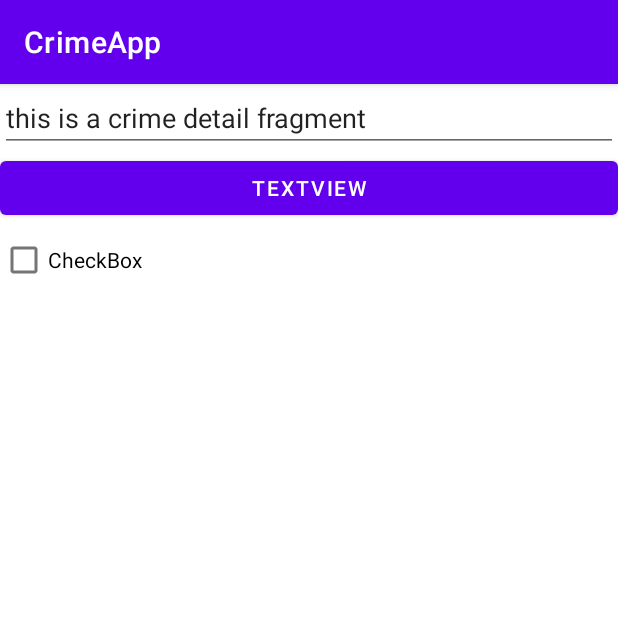
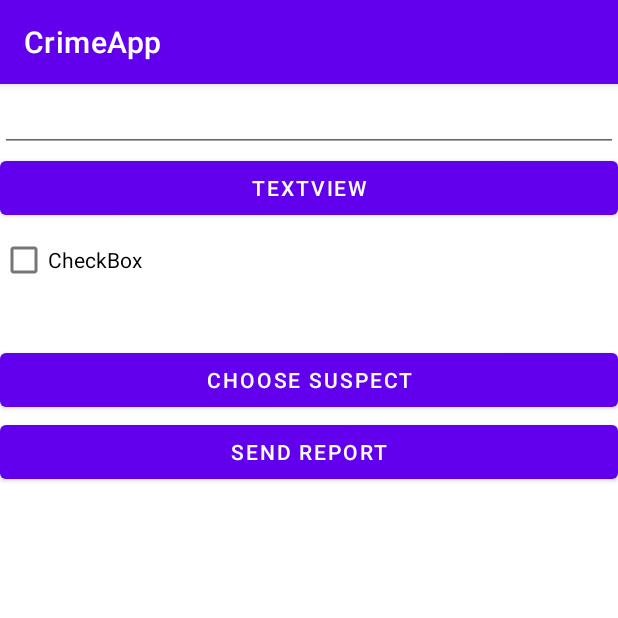
Before and after one commit to Abhishekgiri219/Crime-App, an Android app: the screen it shows after launch (MainActivity), after a tap on "new crime", on a phone screen of 412 x 824 dp, the top half of it. Run offline under Robolectric (Android 15) with nearby library versions, the phone set to English and light mode, and no system bars; our stand-ins replace Room's generated code; 1 statement that could not run was skipped.

Commit message:
applying a migration and using format string

```diff
--- a/app/build.gradle
+++ b/app/build.gradle
@@ -38,12 +38,12 @@ android {
 
 dependencies {
 
-    implementation 'androidx.appcompat:appcompat:1.3.1'
+    implementation 'androidx.appcompat:appcompat:1.4.0'
     implementation 'com.google.android.material:material:1.4.0'
     implementation 'androidx.constraintlayout:constraintlayout:2.1.2'
     implementation 'androidx.lifecycle:lifecycle-extensions:2.2.0'
     implementation 'androidx.legacy:legacy-support-v4:1.0.0'
-    testImplementation 'junit:junit:4.+'
+    testImplementation 'junit:junit:4.13.2'
     androidTestImplementation 'androidx.test.ext:junit:1.1.3'
     androidTestImplementation 'androidx.test.espresso:espresso-core:3.4.0'
     implementation "androidx.core:core-ktx:1.7.0"
--- a/app/src/main/java/com/example/crimeapp/Crime.kt
+++ b/app/src/main/java/com/example/crimeapp/Crime.kt
@@ -8,7 +8,9 @@ import java.util.*
 data class Crime(@PrimaryKey val id: UUID = UUID.randomUUID(),
                  var mtitle: String? = "",
                  var mdate: Date?= Date(),
-                 var misSolved: Boolean = false){
+                 var misSolved: Boolean = false,
+                 var suspect: String = ""
+                 ){
 
     override fun toString(): String {
         return super.toString()
--- a/app/src/main/java/com/example/crimeapp/CrimeRepository.kt
+++ b/app/src/main/java/com/example/crimeapp/CrimeRepository.kt
@@ -3,12 +3,12 @@ package com.example.crimeapp
 import android.content.Context
 import androidx.lifecycle.LiveData
 import androidx.room.Room
-import com.example.crimeapp.database.CrimeDao
 import com.example.crimeapp.database.CrimeDatabase
+import com.example.crimeapp.database.migration_1_2
 import java.util.*
 import java.util.concurrent.Executors
 
-private val DATABASE_NAME = "crime-database"
+private const val DATABASE_NAME = "crime-database"
 
 class CrimeRepository private constructor(context: Context){
 
@@ -16,7 +16,8 @@ class CrimeRepository private constructor(context: Context){
             context.applicationContext,
             CrimeDatabase::class.java,
             DATABASE_NAME
-    ).build()
+            ).addMigrations(migration_1_2)
+            .build()
 
     private val crimeDao = database.crimeDao()
     private val executor = Executors.newSingleThreadExecutor()
--- a/app/src/main/java/com/example/crimeapp/database/CrimeDatabase.kt
+++ b/app/src/main/java/com/example/crimeapp/database/CrimeDatabase.kt
@@ -1,12 +1,22 @@
 package com.example.crimeapp.database
 
 import androidx.room.*
+import androidx.room.migration.Migration
+import androidx.sqlite.db.SupportSQLiteDatabase
 import androidx.sqlite.db.SupportSQLiteOpenHelper
 import com.example.crimeapp.Crime
 
-@Database(entities = [Crime::class], version = 1)
+@Database(entities = [Crime::class], version = 2)
 @TypeConverters(CrimeTypeConverters::class)
 abstract class CrimeDatabase: RoomDatabase() {
 
     abstract fun crimeDao() : CrimeDao
 }
+
+val migration_1_2 = object : Migration(1,2){
+    override fun migrate(database: SupportSQLiteDatabase) {
+        database.execSQL(
+                "ALTER TABLE Crime ADD COLUMN suspect TEXT NOT NULL DEFAULT ''"
+        )
+    }
+}
--- a/app/src/main/res/layout/fragment_crime_detail.xml
+++ b/app/src/main/res/layout/fragment_crime_detail.xml
@@ -10,7 +10,7 @@
         android:id="@+id/crime_title_textview"
         android:layout_width="match_parent"
         android:layout_height="wrap_content"
-        android:text="this is a crime detail fragment" />
+        />
 
     <Button
         android:id="@+id/crime_date_textview"
@@ -24,4 +24,17 @@
         android:layout_height="wrap_content"
         android:text="CheckBox" />
 
+    <Button
+        android:id="@+id/suspect_button"
+        android:layout_width="match_parent"
+        android:layout_height="wrap_content"
+        android:layout_marginTop="32dp"
+        android:text="@string/choose_suspect_button" />
+
+    <Button
+        android:id="@+id/send_report_button"
+        android:layout_width="match_parent"
+        android:layout_height="wrap_content"
+        android:text="@string/send_report_button" />
+
 </LinearLayout>
--- a/app/src/main/res/values/strings.xml
+++ b/app/src/main/res/values/strings.xml
@@ -2,4 +2,16 @@
     <string name="app_name">CrimeApp</string>
     <string name="hello_blank_fragment">Hello blank fragment</string>
     <string name="new_crime">new crime</string>
+
+    <string name="crime_report">%1$s ! The crime was discovered on %2$s. %3$s, and %4$s</string>
+
+    <string name="crime_report_solved">The case is solved</string>
+    <string name="crime_report_unsolved">The case is not solved</string>
+    <string name="crime_report_no_suspect">there is no suspect.</string>
+    <string name="crime_report_suspect">the suspect is %s.</string>
+    <string name="crime_report_subject">CriminalIntent Crime Report</string>
+    <string name="send_report">Send crime report via</string>
+
+    <string name="send_report_button">SEND REPORT</string>
+    <string name="choose_suspect_button">CHOOSE SUSPECT</string>
 </resources>
```
Also changed, not shown: app/src/main/java/com/example/crimeapp/CrimeDetailFragment.kt (+19 -0 lines).
